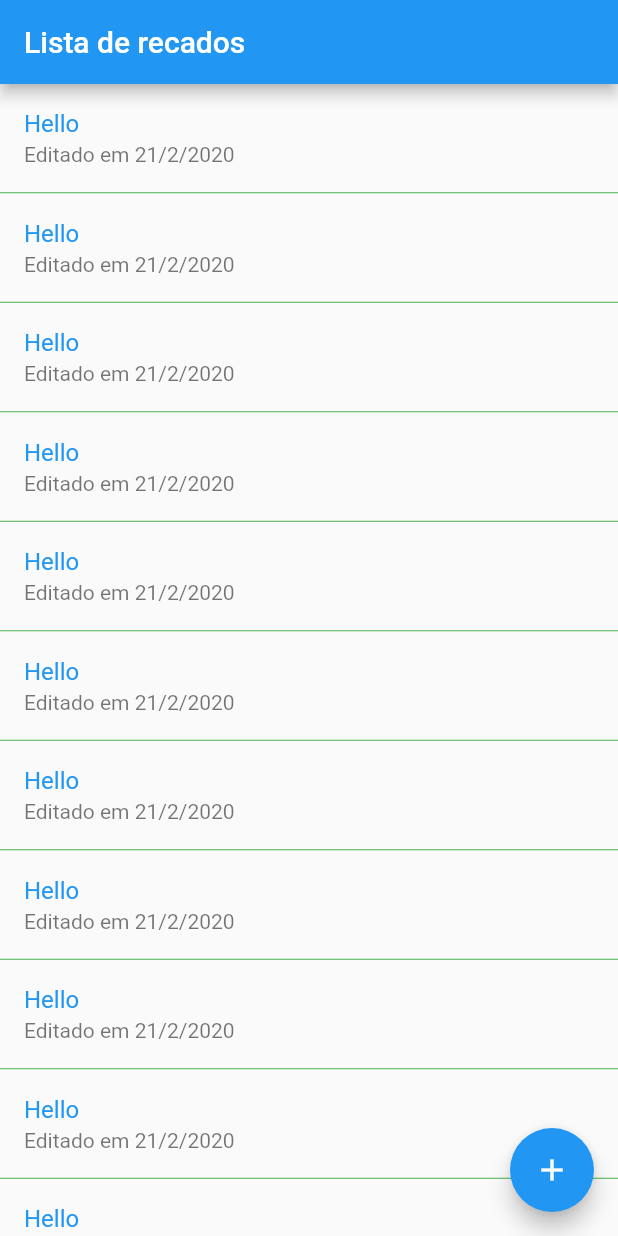
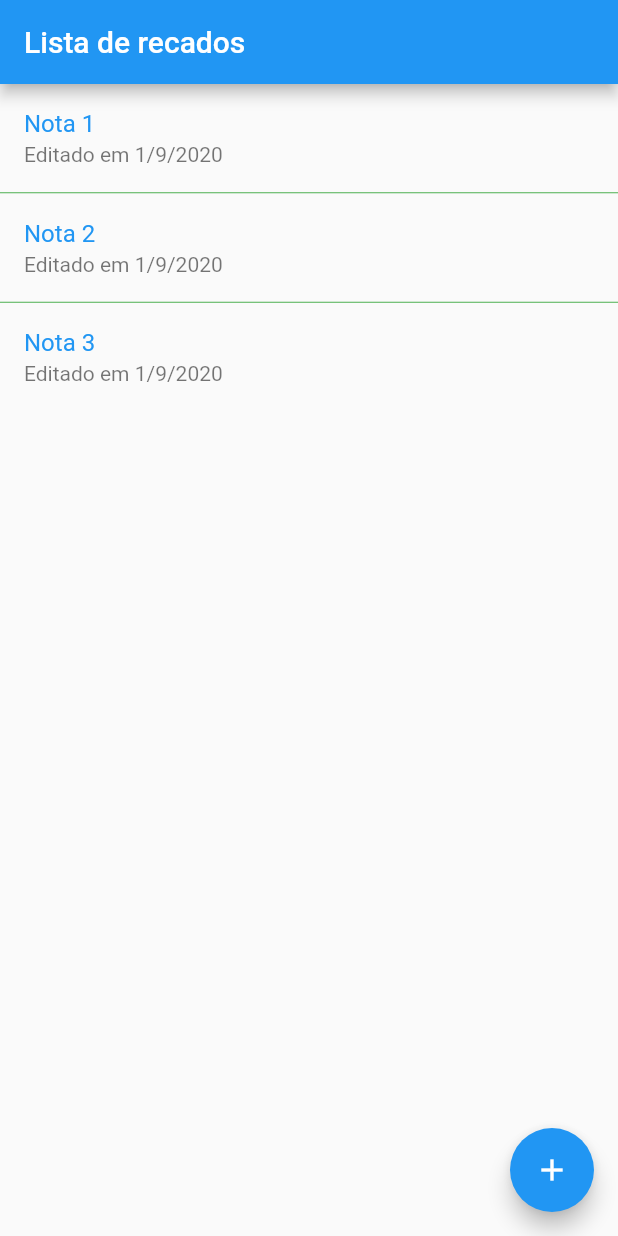
Before and after one commit to RenatoMarin/flutterProject, a Flutter app: the screen it shows after launch, on a phone screen of 412 x 824 dp. Run offline on Flutter 3.47's test engine with Material 2 defaults, Android fonts, the phone set to English and light mode, and no system bars.

Commit message:
Adição das Notas, Nova nav e package

```diff
--- /dev/null
+++ b/lib/models/note_for_listing.dart
@@ -0,0 +1,12 @@
+class NoteForlisting {
+  String noteID;
+  String noteTitle;
+  DateTime createDateTime;
+  DateTime latesEditDateTime;
+
+  NoteForlisting(
+      {this.noteID,
+      this.noteTitle,
+      this.createDateTime,
+      this.latesEditDateTime});
+}
--- a/lib/views/note_list.dart
+++ b/lib/views/note_list.dart
@@ -1,13 +1,41 @@
 import 'package:flutter/widgets.dart';
 import 'package:flutter/material.dart';
+import 'package:flutterapi/models/note_for_listing.dart';
+import 'package:flutterapi/views/note_modify.dart';
 
 class NoteList extends StatelessWidget {
+  final notes = [
+    new NoteForlisting(
+        noteID: "1",
+        createDateTime: DateTime.now(),
+        latesEditDateTime: DateTime.now(),
+        noteTitle: "Nota 1"),
+    new NoteForlisting(
+        noteID: "1",
+        createDateTime: DateTime.now(),
+        latesEditDateTime: DateTime.now(),
+        noteTitle: "Nota 2"),
+    new NoteForlisting(
+        noteID: "1",
+        createDateTime: DateTime.now(),
+        latesEditDateTime: DateTime.now(),
+        noteTitle: "Nota 3"),
+  ];
+
+  //Formatar a data para DD/MM/AAAA
+  String formatDateTime(DateTime dateTime) {
+    return '${dateTime.day}/${dateTime.month}/${dateTime.year}';
+  }
+
   @override
   Widget build(BuildContext context) {
     return Scaffold(
       appBar: AppBar(title: Text('Lista de recados')),
       floatingActionButton: FloatingActionButton(
-        onPressed: () {},
+        onPressed: () {
+          Navigator.of(context)
+              .push(MaterialPageRoute(builder: (_) => NoteModify()));
+        },
         child: Icon(Icons.add),
       ),
       body: ListView.separated(
@@ -15,15 +43,16 @@ class NoteList extends StatelessWidget {
         itemBuilder: (_, index) {
           return ListTile(
             title: Text(
-              'Hello',
+              notes[index].noteTitle,
               style: TextStyle(
                   color: Theme.of(context)
                       .primaryColor), //Se for trocado a cor primaria, será trocado a primaryColor também
             ),
-            subtitle: Text('Editado em 21/2/2020'),
+            subtitle: Text(
+                'Editado em ${formatDateTime(notes[index].latesEditDateTime)}'),
           );
         },
-        itemCount: 30,
+        itemCount: notes.length,
       ),
     );
   }
--- /dev/null
+++ b/lib/views/note_modify.dart
@@ -0,0 +1,12 @@
+import 'package:flutter/cupertino.dart';
+import 'package:flutter/material.dart';
+
+class NoteModify extends StatelessWidget {
+  @override
+  Widget build(BuildContext context) {
+    return Scaffold(
+      appBar: AppBar(title: Text('Criar notas')),
+      body: Container(),
+    );
+  }
+}
```
Also changed, not shown: 1 other file.
